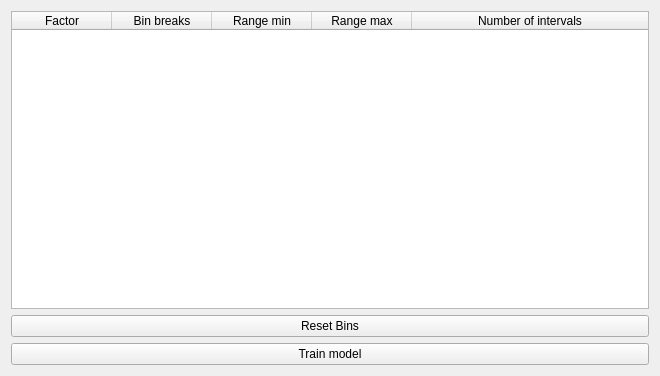
This is ui/weightofevidencewidgetbase.ui in nextgis/qgis_molusce as Qt 5 draws it before an edit. The edited form follows.
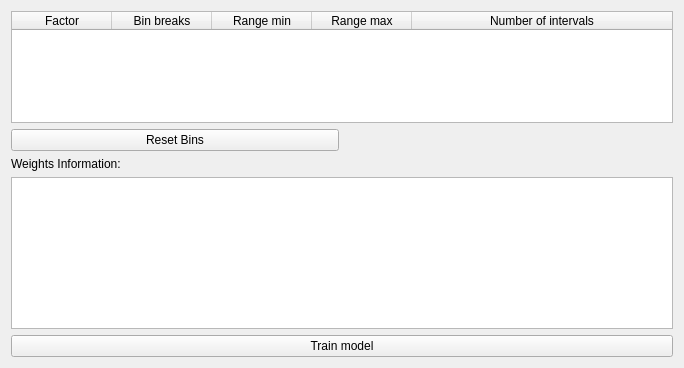
This is the edited form. Custom widgets are drawn as their Qt base class.

Commit message: Add information about weights to WoE widget

The edit to the form file:
```diff
--- a/ui/weightofevidencewidgetbase.ui
+++ b/ui/weightofevidencewidgetbase.ui
@@ -6,15 +6,22 @@
    <rect>
     <x>0</x>
     <y>0</y>
-    <width>660</width>
-    <height>376</height>
+    <width>684</width>
+    <height>368</height>
    </rect>
   </property>
   <property name="windowTitle">
    <string/>
   </property>
-  <layout class="QVBoxLayout" name="verticalLayout">
-   <item>
+  <layout class="QGridLayout" name="gridLayout">
+   <item row="9" column="0" colspan="2">
+    <widget class="QPushButton" name="btnTrainModel">
+     <property name="text">
+      <string>Train model</string>
+     </property>
+    </widget>
+   </item>
+   <item row="0" column="0" rowspan="2" colspan="2">
     <widget class="MolusceTableWidget" name="tblReclass">
      <property name="selectionMode">
       <enum>QAbstractItemView::SingleSelection</enum>
@@ -49,17 +56,20 @@
      </column>
     </widget>
    </item>
-   <item>
+   <item row="8" column="0" colspan="2">
+    <widget class="QPlainTextEdit" name="pteWeightsInform"/>
+   </item>
+   <item row="2" column="0">
     <widget class="QPushButton" name="btnResetBins">
      <property name="text">
       <string>Reset Bins</string>
      </property>
     </widget>
    </item>
-   <item>
-    <widget class="QPushButton" name="btnTrainModel">
+   <item row="3" column="0">
+    <widget class="QLabel" name="label_4">
      <property name="text">
-      <string>Train model</string>
+      <string>Weights Information:</string>
      </property>
     </widget>
    </item>
```
The commit also changes 2 other files.
